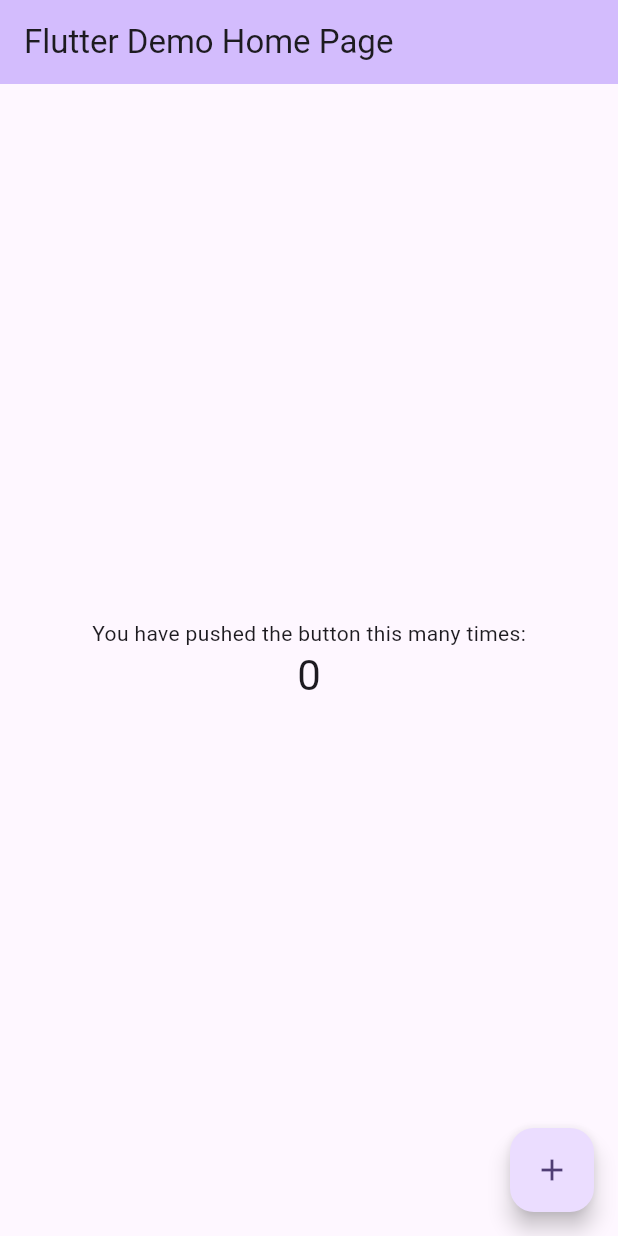
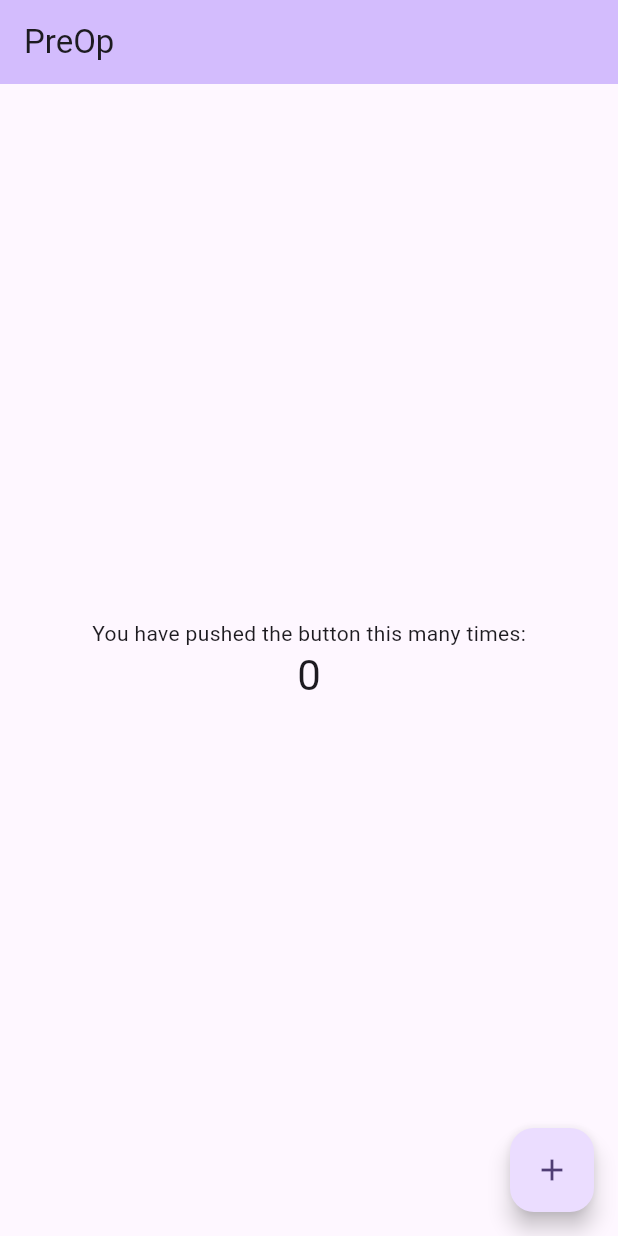
Before and after one commit to orientearlgrey/pace-makers, a Flutter app: the screen it shows after launch, on a phone screen of 412 x 824 dp. Run offline on Flutter 3.47's test engine with Material 3 defaults, Android fonts, the phone set to English and light mode, and no system bars.

Commit message:
chore: remove scaffold comments

```diff
--- a/preop/lib/main.dart
+++ b/preop/lib/main.dart
@@ -7,45 +7,20 @@ void main() {
 class MyApp extends StatelessWidget {
   const MyApp({super.key});
 
-  // This widget is the root of your application.
   @override
   Widget build(BuildContext context) {
     return MaterialApp(
       title: 'Flutter Demo',
       theme: ThemeData(
-        // This is the theme of your application.
-        //
-        // TRY THIS: Try running your application with "flutter run". You'll see
-        // the application has a purple toolbar. Then, without quitting the app,
-        // try changing the seedColor in the colorScheme below to Colors.green
-        // and then invoke "hot reload" (save your changes or press the "hot
-        // reload" button in a Flutter-supported IDE, or press "r" if you used
-        // the command line to start the app).
-        //
-        // Notice that the counter didn't reset back to zero; the application
-        // state is not lost during the reload. To reset the state, use hot
-        // restart instead.
-        //
-        // This works for code too, not just values: Most code changes can be
-        // tested with just a hot reload.
         colorScheme: ColorScheme.fromSeed(seedColor: Colors.deepPurple),
       ),
-      home: const MyHomePage(title: 'Flutter Demo Home Page'),
+      home: const MyHomePage(title: 'PreOp'),
     );
   }
 }
 
 class MyHomePage extends StatefulWidget {
   const MyHomePage({super.key, required this.title});
-
-  // This widget is the home page of your application. It is stateful, meaning
-  // that it has a State object (defined below) that contains fields that affect
-  // how it looks.
-
-  // This class is the configuration for the state. It holds the values (in this
-  // case the title) provided by the parent (in this case the App widget) and
-  // used by the build method of the State. Fields in a Widget subclass are
-  // always marked "final".
 
   final String title;
 
@@ -58,50 +33,19 @@ class _MyHomePageState extends State<MyHomePage> {
 
   void _incrementCounter() {
     setState(() {
-      // This call to setState tells the Flutter framework that something has
-      // changed in this State, which causes it to rerun the build method below
-      // so that the display can reflect the updated values. If we changed
-      // _counter without calling setState(), then the build method would not be
-      // called again, and so nothing would appear to happen.
       _counter++;
     });
   }
 
   @override
   Widget build(BuildContext context) {
-    // This method is rerun every time setState is called, for instance as done
-    // by the _incrementCounter method above.
-    //
-    // The Flutter framework has been optimized to make rerunning build methods
-    // fast, so that you can just rebuild anything that needs updating rather
-    // than having to individually change instances of widgets.
     return Scaffold(
       appBar: AppBar(
-        // TRY THIS: Try changing the color here to a specific color (to
-        // Colors.amber, perhaps?) and trigger a hot reload to see the AppBar
-        // change color while the other colors stay the same.
         backgroundColor: Theme.of(context).colorScheme.inversePrimary,
-        // Here we take the value from the MyHomePage object that was created by
-        // the App.build method, and use it to set our appbar title.
         title: Text(widget.title),
       ),
       body: Center(
-        // Center is a layout widget. It takes a single child and positions it
-        // in the middle of the parent.
         child: Column(
-          // Column is also a layout widget. It takes a list of children and
-          // arranges them vertically. By default, it sizes itself to fit its
-          // children horizontally, and tries to be as tall as its parent.
-          //
-          // Column has various properties to control how it sizes itself and
-          // how it positions its children. Here we use mainAxisAlignment to
-          // center the children vertically; the main axis here is the vertical
-          // axis because Columns are vertical (the cross axis would be
-          // horizontal).
-          //
-          // TRY THIS: Invoke "debug painting" (choose the "Toggle Debug Paint"
-          // action in the IDE, or press "p" in the console), to see the
-          // wireframe for each widget.
           mainAxisAlignment: MainAxisAlignment.center,
           children: <Widget>[
             const Text('You have pushed the button this many times:'),
@@ -116,7 +60,7 @@ class _MyHomePageState extends State<MyHomePage> {
         onPressed: _incrementCounter,
         tooltip: 'Increment',
         child: const Icon(Icons.add),
-      ), // This trailing comma makes auto-formatting nicer for build methods.
+      ),
     );
   }
 }
```
